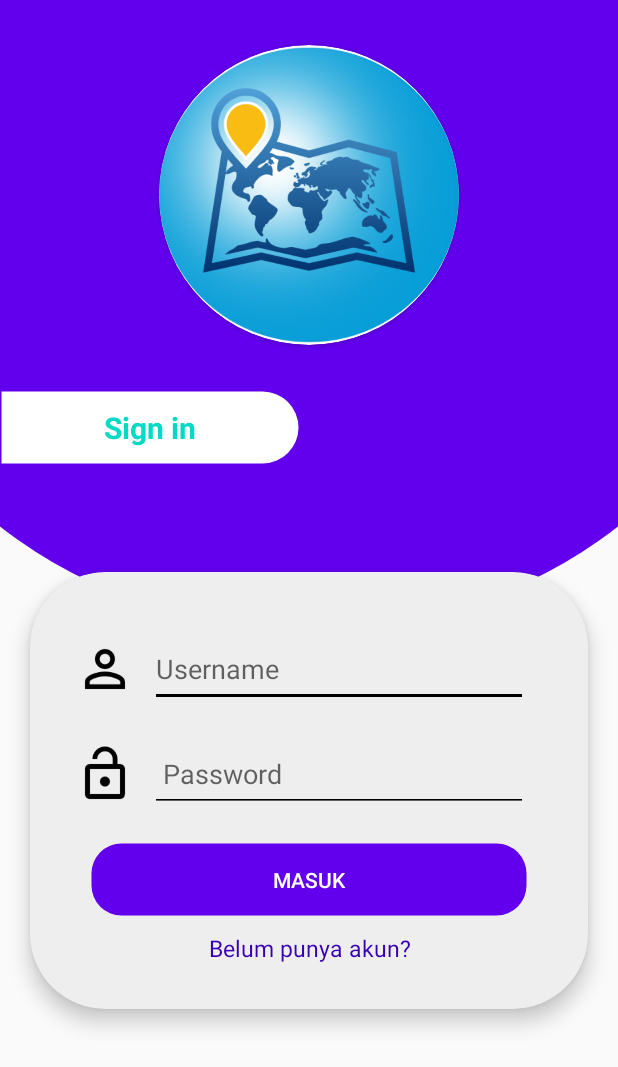
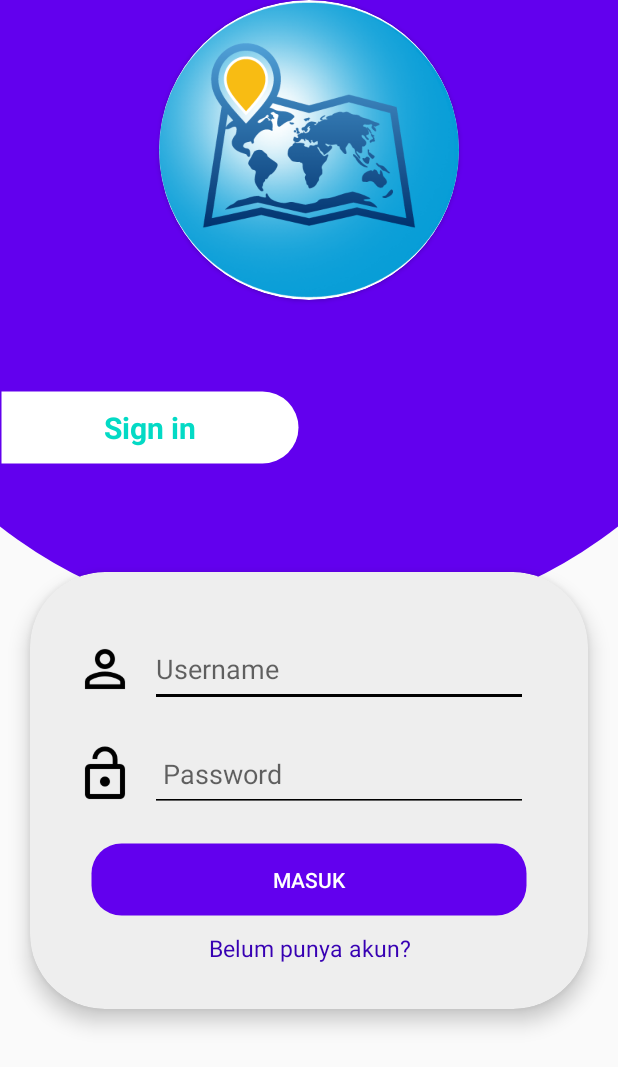
Before and after one commit to HelBad/Kewirausahaan, an Android app: the screen it shows after launch (ActivityLogin), on a phone screen of 412 x 824 dp. Shown: the top 1067 px of the screen. Run offline under Robolectric (Android 15) with nearby library versions, the phone set to English and light mode, and no system bars; our stand-ins replace Firebase (no records; nobody signed in at launch, a user with empty details on screens opened directly).

Commit message:
commit tiwi

```diff
--- a/app/src/main/res/layout/activity_login.xml
+++ b/app/src/main/res/layout/activity_login.xml
@@ -26,7 +26,6 @@
             android:layout_width="200dp"
             android:layout_height="200dp"
             android:layout_centerHorizontal="true"
-            android:layout_margin="30dp"
             android:layout_gravity="center">
 
             <ImageView
```
